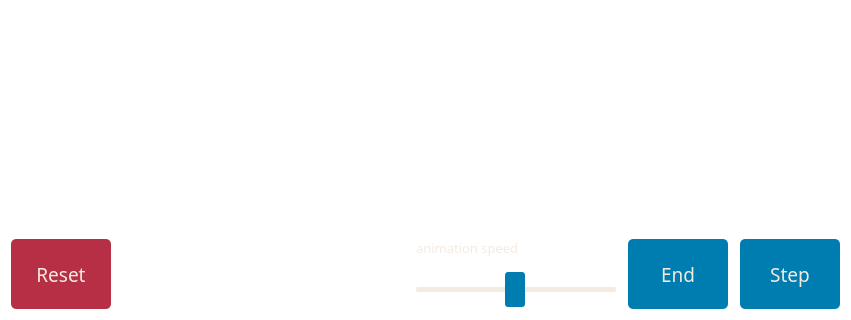
First picture: the form in code/MainUI.ui, repository sufftea/Link-Cut-Treeez, before the edit; both pictures show x 0 to 851 and y 237 to 557 of the 851 by 557 pixel window.
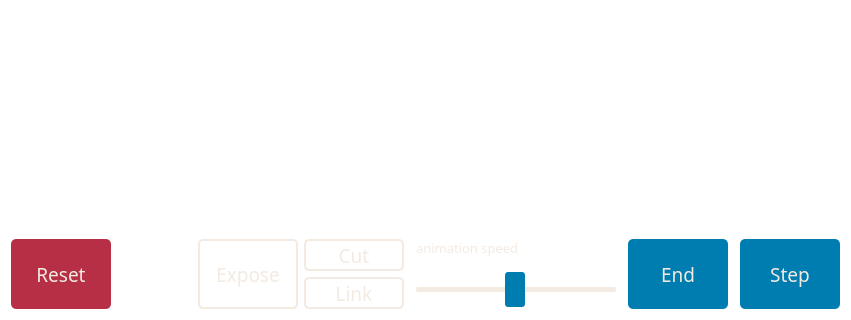
Second picture: the form after the edit.

What changed in the file:
```diff
--- a/code/MainUI.ui
+++ b/code/MainUI.ui
@@ -259,17 +259,197 @@
        </widget>
       </item>
       <item>
-       <spacer name="horizontalSpacer">
-        <property name="orientation">
-         <enum>Qt::Horizontal</enum>
+       <widget class="QFrame" name="frame_3">
+        <property name="frameShape">
+         <enum>QFrame::StyledPanel</enum>
         </property>
-        <property name="sizeHint" stdset="0">
-         <size>
-          <width>482</width>
-          <height>20</height>
-         </size>
+        <property name="frameShadow">
+         <enum>QFrame::Raised</enum>
         </property>
-       </spacer>
+        <layout class="QGridLayout" name="gridLayout">
+         <property name="leftMargin">
+          <number>0</number>
+         </property>
+         <property name="topMargin">
+          <number>0</number>
+         </property>
+         <property name="rightMargin">
+          <number>0</number>
+         </property>
+         <property name="bottomMargin">
+          <number>0</number>
+         </property>
+         <item row="0" column="2">
+          <widget class="QPushButton" name="pushButtonCut">
+           <property name="sizePolicy">
+            <sizepolicy hsizetype="Expanding" vsizetype="Expanding">
+             <horstretch>0</horstretch>
+             <verstretch>0</verstretch>
+            </sizepolicy>
+           </property>
+           <property name="minimumSize">
+            <size>
+             <width>100</width>
+             <height>0</height>
+            </size>
+           </property>
+           <property name="maximumSize">
+            <size>
+             <width>100</width>
+             <height>16777215</height>
+            </size>
+           </property>
+           <property name="font">
+            <font>
+             <family>Microsoft YaHei Light</family>
+             <pointsize>14</pointsize>
+            </font>
+           </property>
+           <property name="styleSheet">
+            <string notr="true">QPushButton {
+color: rgb(243, 234, 226);
+background-color: transparent;
+
+border-radius: 5px;
+border: 2px solid;
+border-color: rgb(243, 234, 226);
+}
+QPushButton:enabled:hover {
+background-color: rgb(0, 125, 176);
+}
+QPushButton:enabled:pressed {
+background-color:  rgb(0, 105, 156);
+}
+QPushButton:disabled {
+border-color: rgba(243, 234, 226, 100);
+color:  rgba(243, 234, 226, 100);
+background-color: rgba(255, 255, 255, 20);
+}</string>
+           </property>
+           <property name="text">
+            <string>Cut</string>
+           </property>
+          </widget>
+         </item>
+         <item row="1" column="2">
+          <widget class="QPushButton" name="pushButtonLink">
+           <property name="sizePolicy">
+            <sizepolicy hsizetype="Expanding" vsizetype="Expanding">
+             <horstretch>0</horstretch>
+             <verstretch>0</verstretch>
+            </sizepolicy>
+           </property>
+           <property name="minimumSize">
+            <size>
+             <width>100</width>
+             <height>0</height>
+            </size>
+           </property>
+           <property name="maximumSize">
+            <size>
+             <width>100</width>
+             <height>16777215</height>
+            </size>
+           </property>
+           <property name="font">
+            <font>
+             <family>Microsoft YaHei Light</family>
+             <pointsize>14</pointsize>
+            </font>
+           </property>
+           <property name="styleSheet">
+            <string notr="true">QPushButton {
+color: rgb(243, 234, 226);
+background-color: transparent;
+
+border-radius: 5px;
+border: 2px solid;
+border-color: rgb(243, 234, 226);
+}
+QPushButton:enabled:hover {
+background-color: rgb(0, 125, 176);
+}
+QPushButton:enabled:pressed {
+background-color:  rgb(0, 105, 156);
+}
+QPushButton:disabled {
+border-color: rgba(243, 234, 226, 100);
+color:  rgba(243, 234, 226, 100);
+background-color: rgba(255, 255, 255, 20);
+}</string>
+           </property>
+           <property name="text">
+            <string>Link</string>
+           </property>
+          </widget>
+         </item>
+         <item row="0" column="1" rowspan="2">
+          <widget class="QPushButton" name="pushButtonExpose">
+           <property name="sizePolicy">
+            <sizepolicy hsizetype="Expanding" vsizetype="Expanding">
+             <horstretch>0</horstretch>
+             <verstretch>0</verstretch>
+            </sizepolicy>
+           </property>
+           <property name="minimumSize">
+            <size>
+             <width>100</width>
+             <height>0</height>
+            </size>
+           </property>
+           <property name="maximumSize">
+            <size>
+             <width>100</width>
+             <height>16777215</height>
+            </size>
+           </property>
+           <property name="font">
+            <font>
+             <family>Microsoft YaHei Light</family>
+             <pointsize>14</pointsize>
+            </font>
+           </property>
+           <property name="styleSheet">
+            <string notr="true">QPushButton {
+color: rgb(243, 234, 226);
+background-color: transparent;
+
+border-radius: 5px;
+border: 2px solid;
+border-color: rgb(243, 234, 226);
+}
+QPushButton:enabled:hover {
+background-color: rgb(0, 125, 176);
+}
+QPushButton:enabled:pressed {
+background-color:  rgb(0, 105, 156);
+}
+QPushButton:disabled {
+border-color: rgba(243, 234, 226, 100);
+color:  rgba(243, 234, 226, 100);
+background-color: rgba(255, 255, 255, 20);
+}</string>
+           </property>
+           <property name="text">
+            <string>Expose</string>
+           </property>
+          </widget>
+         </item>
+         <item row="0" column="0" rowspan="2">
+          <spacer name="horizontalSpacer">
+           <property name="orientation">
+            <enum>Qt::Horizontal</enum>
+           </property>
+           <property name="sizeHint" stdset="0">
+            <size>
+             <width>482</width>
+             <height>20</height>
+            </size>
+           </property>
+          </spacer>
+         </item>
+        </layout>
+       </widget>
       </item>
       <item>
        <layout class="QVBoxLayout" name="verticalLayout_2">
```
